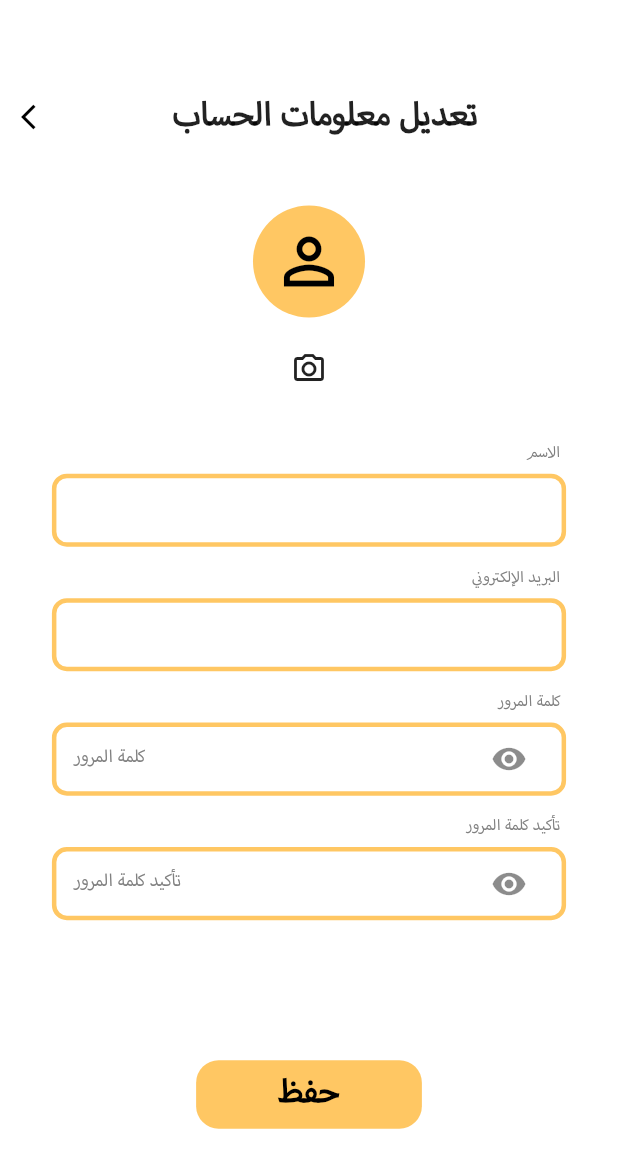
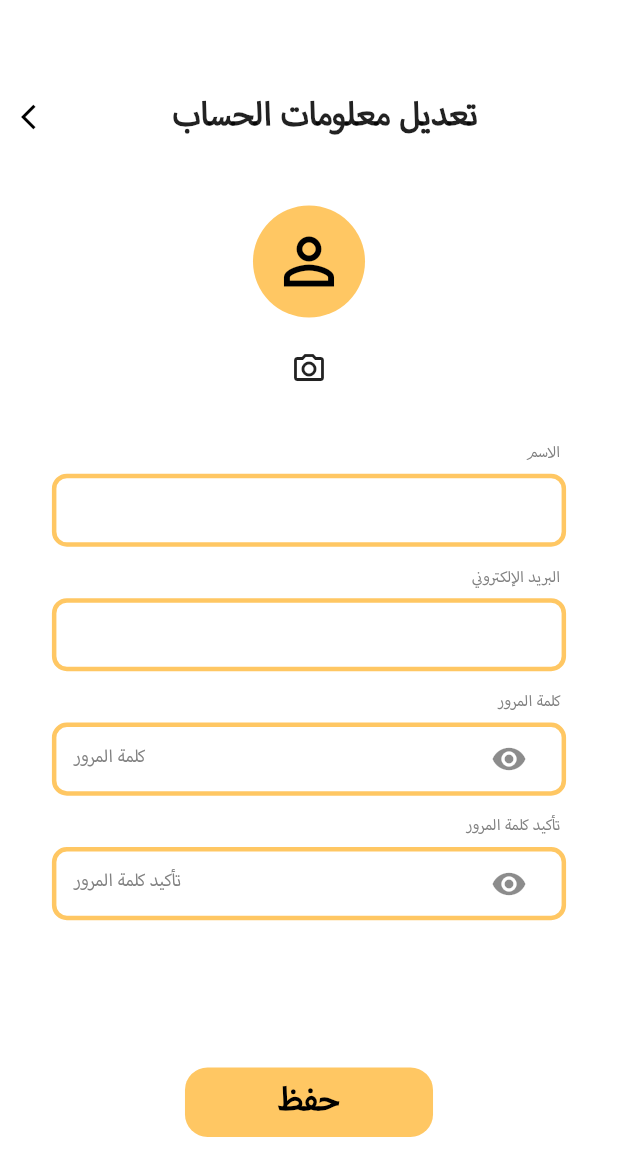
Before and after one commit to Abdelelah-PAL/foodlink, a Flutter app: the EditAccountInfoScreen screen opened directly with empty values, on a phone screen of 412 x 824 dp. Shown: the top 1176 px of the screen. Run offline on Flutter 3.47's test engine with Material 3 defaults, Android fonts, the phone set to English and light mode, and no system bars; our stand-ins replace cloud_firestore, firebase_auth, firebase_core, firebase_storage, fluttertoast, get and 3 more; accounts and stored records are empty; statements that could not run were skipped.

Commit message:
fixing issues

```diff
--- a/lib/screens/food_screens/meal_screen.dart
+++ b/lib/screens/food_screens/meal_screen.dart
@@ -68,7 +68,7 @@ class MealScreen extends StatelessWidget {
                     left: SizeConfig.getProportionalWidth(20),
                     right: SizeConfig.getProportionalWidth(20),
                     bottom: SizeConfig.getProportionalHeight(70),
-                    top: SizeConfig.getProportionalHeight(20),
+                    top: SizeConfig.getProportionalHeight(40),
                   ),
                   child: Column(
                     crossAxisAlignment: settingsProvider.language == 'en'
--- a/lib/screens/settings_screens/edit_account_info_screen.dart
+++ b/lib/screens/settings_screens/edit_account_info_screen.dart
@@ -39,11 +39,18 @@ class _EditAccountInfoScreenState extends State<EditAccountInfoScreen> {
         child: CustomTopBar(
           text: 'edit_data',
           rightPadding: 85,
-              settingsProvider: widget.settingsProvider)),
+          settingsProvider: widget.settingsProvider,
+        ),
+      ),
       body: GestureDetector(
         behavior: HitTestBehavior.opaque,
         onTap: () => FocusScope.of(context).unfocus(),
-        child: SingleChildScrollView(
+        child: Stack(
+          children: [
+            SingleChildScrollView(
+              padding: EdgeInsets.only(
+                bottom: SizeConfig.getProportionalHeight(100), // enough bottom padding so content won't be hidden behind button
+              ),
               child: Center(
                 child: Column(
                   crossAxisAlignment: CrossAxisAlignment.center,
@@ -51,7 +58,8 @@ class _EditAccountInfoScreenState extends State<EditAccountInfoScreen> {
                   children: [
                     Padding(
                       padding: EdgeInsets.only(
-                      top: SizeConfig.getProportionalHeight(35)),
+                        top: SizeConfig.getProportionalHeight(35),
+                      ),
                       child: ProfilePictureContainer(
                         settingsProvider: widget.settingsProvider,
                         usersProvider: widget.usersProvider,
@@ -74,20 +82,21 @@ class _EditAccountInfoScreenState extends State<EditAccountInfoScreen> {
                     SizeConfig.customSizedBox(null, 10, null),
                     CustomAuthTextFieldHeader(
                       text: TranslationService().translate('name'),
-                    settingsProvider: widget.settingsProvider),
+                      settingsProvider: widget.settingsProvider,
+                    ),
                     CustomAuthenticationTextField(
                       hintText: null,
                       obscureText: false,
-                    textEditingController:
-                        widget.usersProvider.usernameController,
-                    borderColor:
-                        widget.usersProvider.usernameTextFieldBorderColor,
+                      textEditingController: widget.usersProvider.usernameController,
+                      borderColor: widget.usersProvider.usernameTextFieldBorderColor,
                       settingsProvider: widget.settingsProvider,
                       borderWidth: 3,
-                    isSettings: true),
+                      isSettings: true,
+                    ),
                     CustomAuthTextFieldHeader(
                       text: TranslationService().translate('email'),
-                    settingsProvider: widget.settingsProvider),
+                      settingsProvider: widget.settingsProvider,
+                    ),
                     CustomAuthenticationTextField(
                       hintText: null,
                       obscureText: false,
@@ -95,36 +104,46 @@ class _EditAccountInfoScreenState extends State<EditAccountInfoScreen> {
                       borderColor: widget.usersProvider.emailTextFieldBorderColor,
                       settingsProvider: widget.settingsProvider,
                       borderWidth: 3,
-                    isSettings: true),
+                      isSettings: true,
+                    ),
                     CustomAuthTextFieldHeader(
                       text: TranslationService().translate('password'),
-                    settingsProvider: widget.settingsProvider),
+                      settingsProvider: widget.settingsProvider,
+                    ),
                     CustomAuthenticationTextField(
                       hintText: "enter_password",
                       obscureText: true,
-                    textEditingController:
-                        widget.usersProvider.passwordController,
-                    borderColor:
-                        widget.usersProvider.passwordTextFieldBorderColor,
+                      textEditingController: widget.usersProvider.passwordController,
+                      borderColor: widget.usersProvider.passwordTextFieldBorderColor,
                       settingsProvider: widget.settingsProvider,
                       borderWidth: 3,
-                    isSettings: true),
+                      isSettings: true,
+                    ),
                     CustomAuthTextFieldHeader(
                       text: TranslationService().translate('confirm_password'),
-                    settingsProvider: widget.settingsProvider),
+                      settingsProvider: widget.settingsProvider,
+                    ),
                     CustomAuthenticationTextField(
                       hintText: "confirm_password",
                       obscureText: true,
-                    textEditingController:
-                        widget.usersProvider.confirmedPasswordController,
-                    borderColor: widget
-                        .usersProvider.confirmPasswordTextFieldBorderColor,
+                      textEditingController: widget.usersProvider.confirmedPasswordController,
+                      borderColor: widget.usersProvider.confirmPasswordTextFieldBorderColor,
                       settingsProvider: widget.settingsProvider,
                       borderWidth: 3,
-                    isSettings: true),
-                Padding(
-                  padding: EdgeInsets.only(
-                      top: SizeConfig.getProportionalHeight(80)),
+                      isSettings: true,
+                    ),
+                    // add extra bottom padding if needed to avoid content getting hidden behind the button
+                    SizedBox(height: SizeConfig.getProportionalHeight(60)),
+                  ],
+                ),
+              ),
+            ),
+
+            Positioned(
+              left: 0,
+              right: 0,
+              bottom: 30, // fixed 30 px from bottom
+              child: Center(
                 child: CustomButton(
                   onTap: () async {
                     widget.usersProvider.checkEmptyFields();
@@ -161,25 +180,25 @@ class _EditAccountInfoScreenState extends State<EditAccountInfoScreen> {
                         widget.usersProvider.selectedUser!.userId,
                         widget.usersProvider.usernameController.text,
                         widget.usersProvider.emailController.text,
-                              widget.usersProvider.passwordController.text
-                                  .trim(),
+                        widget.usersProvider.passwordController.text.trim(),
                         widget.usersProvider.selectedUser!.userTypeId!,
-                              context);
+                        context,
+                      );
                     }
                   },
                   text: "save",
-                      width: 137,
-                      height: 45,
-                      fontSize:
-                          widget.settingsProvider.language == 'en' ? 24 : 30,
+                  width: SizeConfig.getProportionalWidth(137),
+                  height: SizeConfig.getProportionalHeight(45),
+                  fontSize: widget.settingsProvider.language == 'en' ? 24 : 30,
                   fontWeight: FontWeight.w700,
-                      isDisabled: false),
-                )
+                  isDisabled: false,
+                ),
+              ),
+            ),
           ],
         ),
       ),
-        ),
-      ),
     );
+
   }
 }
```
Also changed, not shown: lib/screens/food_screens/check_ingredients_screen.dart (+23 -16 lines), lib/screens/notifications_screen/missing_ingredients_screen.dart (+17 -13 lines), lib/screens/notifications_screen/widgets/missing_checkbox_tile.dart (+4 -8 lines), lib/screens/widgets/disabled_xchecbox.dart (added, +32 -0 lines), pubspec.lock. Lines whose indentation alone changed are shown as unchanged.
